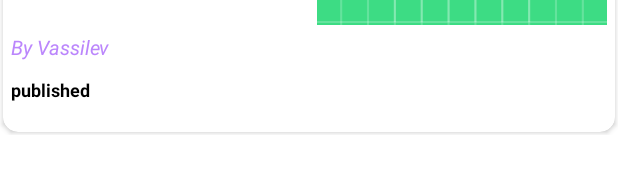
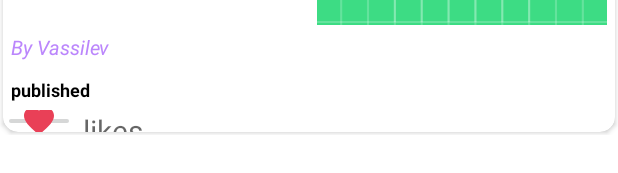
Before and after one commit to VassilevEmil/AndroidProject, an Android app: the layout layout_news.xml on its own in the app's theme, with its tools: preview values and no code run, on a phone screen of 412 x 824 dp. Shown: the part 278-451 px from the top of the screen. Run offline under Robolectric (Android 15) with nearby library versions, the phone set to English and light mode, and no system bars.

Commit message:
saving the progress

```diff
--- a/app/src/main/java/com/example/androidproject/Model/NewsModel/NewsAdapter.java
+++ b/app/src/main/java/com/example/androidproject/Model/NewsModel/NewsAdapter.java
@@ -8,6 +8,7 @@ import android.os.Parcelable;
 import android.view.LayoutInflater;
 import android.view.View;
 import android.view.ViewGroup;
+import android.widget.ImageButton;
 import android.widget.ImageView;
 import android.widget.TextView;
 
@@ -82,6 +83,7 @@ public class NewsAdapter extends RecyclerView.Adapter<NewsAdapter.ViewHolder> {
         TextView mheading, mcontent, mcreator, mtime, mauthor;
         CardView cardView;
         ImageView imageView;
+        private ImageButton imageButton;
 
         public ViewHolder(View itemView) {
             super(itemView);
@@ -91,6 +93,7 @@ public class NewsAdapter extends RecyclerView.Adapter<NewsAdapter.ViewHolder> {
             mcreator = itemView.findViewById(R.id.author);
             mtime = itemView.findViewById(R.id.time);
             imageView = itemView.findViewById(R.id.imageview);
+            imageButton = itemView.findViewById(R.id.like_btn);
           //  mauthor = itemView.findViewById(R.id.author);
         }
 
@@ -109,8 +112,22 @@ public class NewsAdapter extends RecyclerView.Adapter<NewsAdapter.ViewHolder> {
         });
         }
 
+        public void setImageButton(ViewHolder viewHolder){
+            viewHolder.imageButton.setOnClickListener(new View.OnClickListener() {
+                @Override
+                public void onClick(View view) {
+
+
+                }
+            });
+        }
+
+        public void setLikesDisplay(){
 
         }
 
 
-}
+    }
+
+
+        }
--- /dev/null
+++ b/app/src/main/res/drawable/ic_like.xml
@@ -0,0 +1,9 @@
+<vector android:height="24dp"
+    android:viewportHeight="24"
+    android:viewportWidth="24"
+    android:width="24dp"
+    xmlns:android="http://schemas.android.com/apk/res/android">
+    <path
+        android:fillColor="#e94057"
+        android:pathData="M12,21.35l-1.45,-1.32C5.4,15.36 2,12.28 2,8.5 2,5.42 4.42,3 7.5,3c1.74,0 3.41,0.81 4.5,2.09C13.09,3.81 14.76,3 16.5,3 19.58,3 22,5.42 22,8.5c0,3.78 -3.4,6.86 -8.55,11.54L12,21.35z"/>
+</vector>
--- a/app/src/main/res/layout/layout_news.xml
+++ b/app/src/main/res/layout/layout_news.xml
@@ -90,8 +90,34 @@
                 android:textStyle="bold"
                 android:textSize="12sp">
 
+            </TextView> <LinearLayout
+            android:layout_width="match_parent"
+            android:layout_height="wrap_content"
+            android:orientation="horizontal">
+
+            <ImageButton
+                android:layout_width="wrap_content"
+                android:layout_height="wrap_content"
+                android:src="@drawable/ic_like"
+                android:id="@+id/like_btn">
+
+            </ImageButton>
+
+            <TextView
+                android:id="@+id/likes_textview"
+                android:layout_width="wrap_content"
+                android:layout_height="wrap_content"
+                android:hint="likes"
+                android:textColor="@color/black"
+                android:textSize="20sp"
+                android:paddingLeft="5dp">
+
+
             </TextView>
-            "
+
+
+        </LinearLayout>
+
 
 
         </LinearLayout>
```
